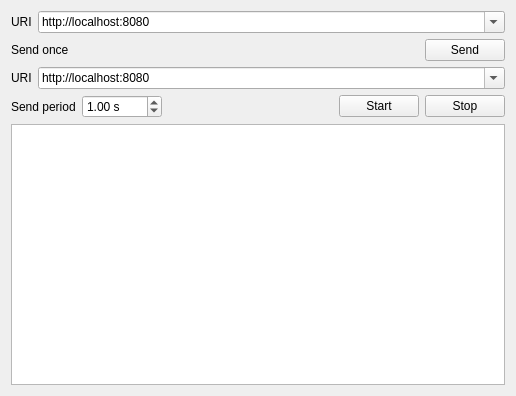
Qt form Utils/WebClient/MainWindow.ui (DevilCCCP/Code) before a commit.
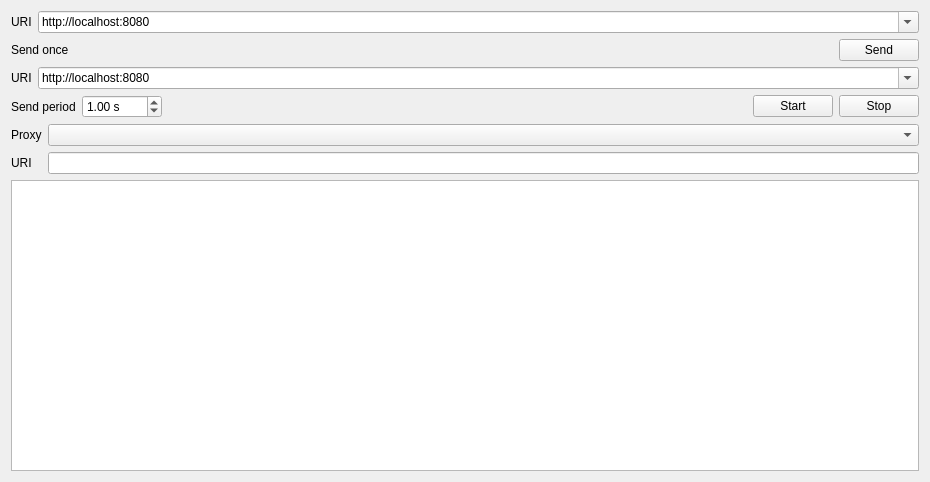
The same form after that commit. Icons and pictures are not drawn.

Diff of the .ui file:
```diff
--- a/Utils/WebClient/MainWindow.ui
+++ b/Utils/WebClient/MainWindow.ui
@@ -6,8 +6,8 @@
    <rect>
     <x>0</x>
     <y>0</y>
-    <width>516</width>
-    <height>396</height>
+    <width>930</width>
+    <height>482</height>
    </rect>
   </property>
   <property name="windowTitle">
@@ -26,6 +26,12 @@
       </item>
       <item row="0" column="1">
        <widget class="QComboBox" name="comboBoxOnce">
+        <property name="sizePolicy">
+         <sizepolicy hsizetype="Expanding" vsizetype="Fixed">
+          <horstretch>0</horstretch>
+          <verstretch>0</verstretch>
+         </sizepolicy>
+        </property>
         <property name="editable">
          <bool>true</bool>
         </property>
@@ -88,6 +94,12 @@
       </item>
       <item row="0" column="1">
        <widget class="QComboBox" name="comboBoxPeriod">
+        <property name="sizePolicy">
+         <sizepolicy hsizetype="Expanding" vsizetype="Fixed">
+          <horstretch>0</horstretch>
+          <verstretch>0</verstretch>
+         </sizepolicy>
+        </property>
         <property name="editable">
          <bool>true</bool>
         </property>
@@ -162,6 +174,30 @@
       </item>
      </layout>
     </item>
+    <item>
+     <layout class="QFormLayout" name="formLayout_3">
+      <item row="0" column="0">
+       <widget class="QLabel" name="label_5">
+        <property name="text">
+         <string>Proxy</string>
+        </property>
+       </widget>
+      </item>
+      <item row="0" column="1">
+       <widget class="QComboBox" name="comboBoxProxyType"/>
+      </item>
+      <item row="1" column="0">
+       <widget class="QLabel" name="label_6">
+        <property name="text">
+         <string>URI</string>
+        </property>
+       </widget>
+      </item>
+      <item row="1" column="1">
+       <widget class="QLineEdit" name="lineEditProxyUri"/>
+      </item>
+     </layout>
+    </item>
     <item>
      <widget class="QTextEdit" name="textEditLog"/>
     </item>
```
Left out of the diff: 4 changed lines with no effect on the pictures.
